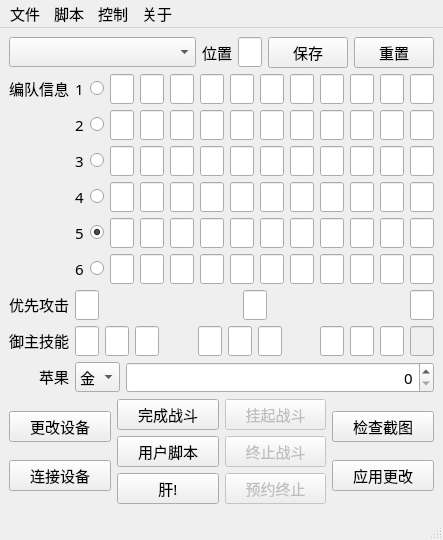
Old version of the form fgo_py/fgoMainWindow.ui in the repository hgjazhgj/FGO-py.
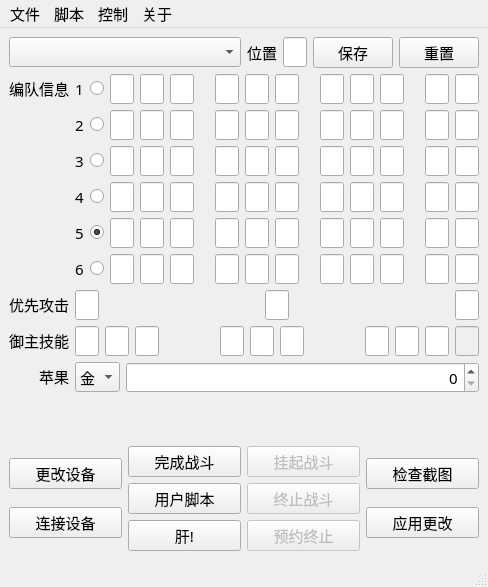
New version of the form.

Patch:
```diff
--- a/fgo_py/fgoMainWindow.ui
+++ b/fgo_py/fgoMainWindow.ui
@@ -3,6 +3,14 @@
  <author>hgjazhgj</author>
  <class>fgoMainWindow</class>
  <widget class="QMainWindow" name="fgoMainWindow">
+  <property name="geometry">
+   <rect>
+    <x>0</x>
+    <y>0</y>
+    <width>488</width>
+    <height>587</height>
+   </rect>
+  </property>
   <property name="font">
    <font>
     <family>Microsoft YaHei UI Light</family>
@@ -2883,7 +2891,7 @@
     <rect>
      <x>0</x>
      <y>0</y>
-     <width>495</width>
+     <width>488</width>
      <height>30</height>
     </rect>
    </property>
```
Left out of the diff: 13 changed lines with no effect on the pictures.
